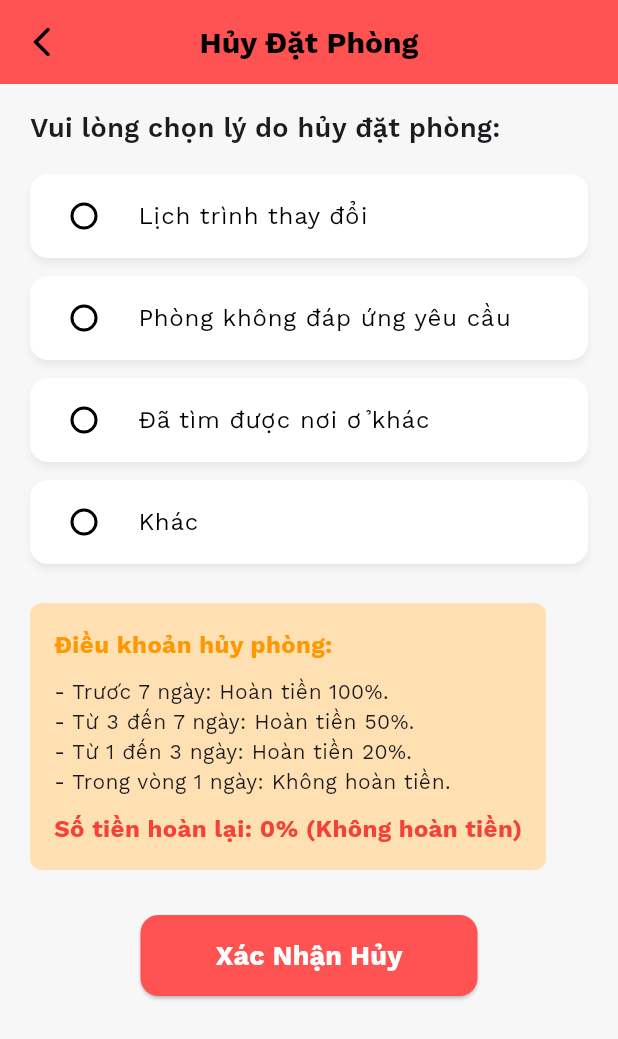
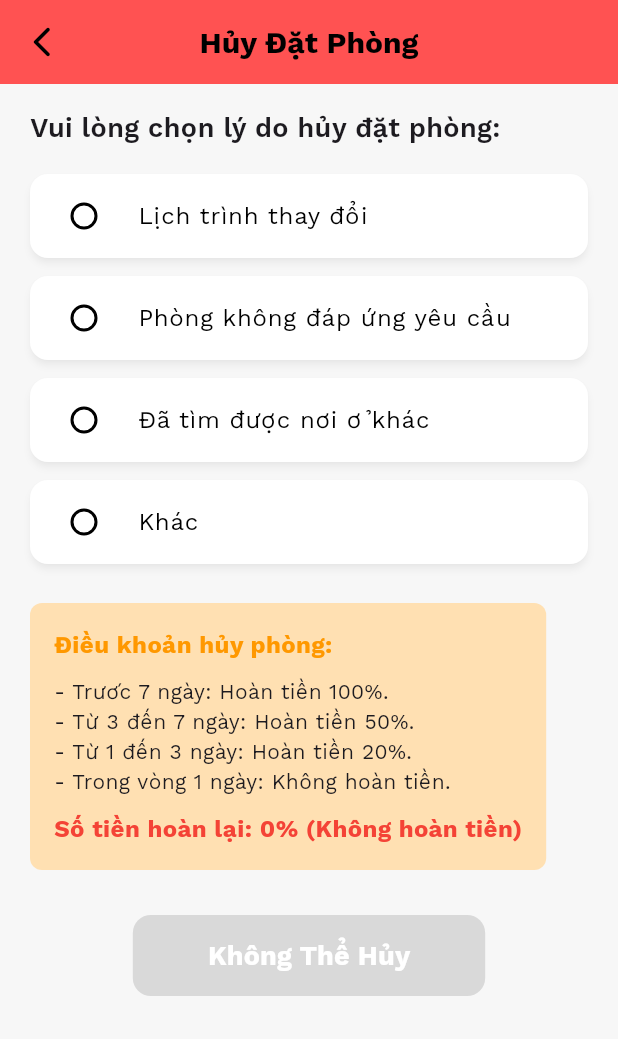
Before and after one commit to nguyentranlht/Flutter_hotel_booking_ver2, a Flutter app: the BookingRefund screen opened directly with empty values, on a phone screen of 412 x 824 dp. Shown: the top 1039 px of the screen. Run offline on Flutter 3.47's test engine with Material 3 defaults, Android fonts, the phone set to English and light mode, and no system bars; our stand-ins replace bloc, cloud_firestore, equatable, firebase_auth, firebase_core, firebase_storage and 12 more; missing offline and left inert: flutter_login_facebook, flutter_stripe; accounts and stored records are empty; generated files the repository leaves out were written again.

Commit message:
update_%refund

```diff
--- a/flutter_hotel_booking_ver2/lib/modules/payment/booking_refund.dart
+++ b/flutter_hotel_booking_ver2/lib/modules/payment/booking_refund.dart
@@ -33,41 +33,38 @@ class _BookingRefundState extends ConsumerState<BookingRefund> {
   ];
   String? selectedReason;
 
-  String calculateRefundPercentage() {
+  // Tính toán % hoàn tiền
+  double calculateRefundPercentage() {
     final now = DateTime.now();
     final daysDifference = widget.checkInDate.difference(now).inDays;
 
     if (daysDifference > 7) {
-      return "100% (Hoàn tiền đầy đủ)";
+      return 1.0; // Hoàn tiền 100%
     } else if (daysDifference >= 3) {
-      return "50% (Hoàn tiền 50%)";
+      return 0.5; // Hoàn tiền 50%
     } else if (daysDifference >= 1) {
-      return "20% (Hoàn tiền 20%)";
+      return 0.2; // Hoàn tiền 20%
     } else {
-      return "0% (Không hoàn tiền)";
+      return 0.0; // Không hoàn tiền
     }
   }
 
+  // Thực hiện hoàn tiền
   Future<void> refundPayment(String paymentIntentId, String amount) async {
     try {
-      final percentage = calculateRefundPercentage();
-      int refundAmount = 0;
-
-      if (percentage.contains("100%")) {
-        refundAmount = int.parse(amount);
-      } else if (percentage.contains("50%")) {
-        refundAmount = (int.parse(amount) * 0.5).toInt();
-      } else if (percentage.contains("20%")) {
-        refundAmount = (int.parse(amount) * 0.2).toInt();
+      final refundPercentage = calculateRefundPercentage();
+      if (refundPercentage == 0.0) {
+        throw Exception("Điều khoản không cho phép hoàn tiền.");
       }
 
-      if (refundAmount > 0) {
+      final refundAmount = (int.parse(amount) * refundPercentage).toInt();
+
       Map<String, dynamic> body = {
         'payment_intent': paymentIntentId,
         'amount': refundAmount.toString(),
       };
 
-        var response = await http.post(
+      final response = await http.post(
         Uri.parse('https://api.stripe.com/v1/refunds'),
         headers: {
           'Authorization': 'Bearer $secretKey',
@@ -80,15 +77,14 @@ class _BookingRefundState extends ConsumerState<BookingRefund> {
         print('Refund successful: ${response.body}');
       } else {
         print('Failed to refund: ${response.body}');
-        }
-      } else {
-        print('No refund due to terms of cancellation.');
+        throw Exception('Không thể hoàn tiền. Vui lòng thử lại sau.');
       }
     } catch (err) {
-      print('Error while refunding: ${err.toString()}');
+      throw Exception('Lỗi khi thực hiện hoàn tiền: ${err.toString()}');
     }
   }
 
+  // Hủy đặt phòng
   Future<void> cancelBooking(BuildContext context) async {
     if (selectedReason == null) {
       ScaffoldMessenger.of(context).showSnackBar(
@@ -101,6 +97,17 @@ class _BookingRefundState extends ConsumerState<BookingRefund> {
     }
 
     try {
+      final refundPercentage = calculateRefundPercentage();
+      if (refundPercentage == 0.0) {
+        ScaffoldMessenger.of(context).showSnackBar(
+          const SnackBar(
+            content: Text('Không thể hoàn tiền do điều khoản hủy đặt phòng.'),
+            backgroundColor: Colors.orange,
+          ),
+        );
+        return;
+      }
+
       await FirebaseFirestore.instance
           .collection('bookings')
           .doc(widget.bookingId)
@@ -113,7 +120,7 @@ class _BookingRefundState extends ConsumerState<BookingRefund> {
 
       ScaffoldMessenger.of(context).showSnackBar(
         const SnackBar(
-          content: Text('Đặt phòng đã được hủy.'),
+          content: Text('Đặt phòng đã được hủy và hoàn tiền thành công.'),
           backgroundColor: Colors.green,
         ),
       );
@@ -135,6 +142,13 @@ class _BookingRefundState extends ConsumerState<BookingRefund> {
   @override
   Widget build(BuildContext context) {
     final refundPercentage = calculateRefundPercentage();
+    final refundText = refundPercentage == 1.0
+        ? "100% (Hoàn tiền đầy đủ)"
+        : refundPercentage == 0.5
+            ? "50% (Hoàn tiền 50%)"
+            : refundPercentage == 0.2
+                ? "20% (Hoàn tiền 20%)"
+                : "0% (Không hoàn tiền)";
 
     return Scaffold(
       appBar: AppBar(
@@ -211,7 +225,7 @@ class _BookingRefundState extends ConsumerState<BookingRefund> {
                   ),
                   const SizedBox(height: 10),
                   Text(
-                    "Số tiền hoàn lại: $refundPercentage",
+                    "Số tiền hoàn lại: $refundText",
                     style: const TextStyle(
                         fontSize: 16,
                         fontWeight: FontWeight.bold,
@@ -223,20 +237,25 @@ class _BookingRefundState extends ConsumerState<BookingRefund> {
             const SizedBox(height: 30),
             Center(
               child: ElevatedButton(
-                onPressed: () => cancelBooking(context),
+                onPressed: (selectedReason != null && refundPercentage > 0)
+                    ? () => cancelBooking(context)
+                    : null,
                 style: ElevatedButton.styleFrom(
                   padding: const EdgeInsets.symmetric(
                     vertical: 14,
                     horizontal: 50,
                   ),
-                  backgroundColor: Colors.redAccent,
+                  backgroundColor:
+                      (selectedReason != null && refundPercentage > 0)
+                          ? Colors.redAccent
+                          : Colors.grey,
                   shape: RoundedRectangleBorder(
                     borderRadius: BorderRadius.circular(12),
                   ),
                 ),
-                child: const Text(
-                  'Xác Nhận Hủy',
-                  style: TextStyle(
+                child: Text(
+                  refundPercentage == 0.0 ? 'Không Thể Hủy' : 'Xác Nhận Hủy',
+                  style: const TextStyle(
                     fontSize: 18,
                     color: Colors.white,
                     fontWeight: FontWeight.bold,
```
Lines whose indentation alone changed are shown as unchanged.
